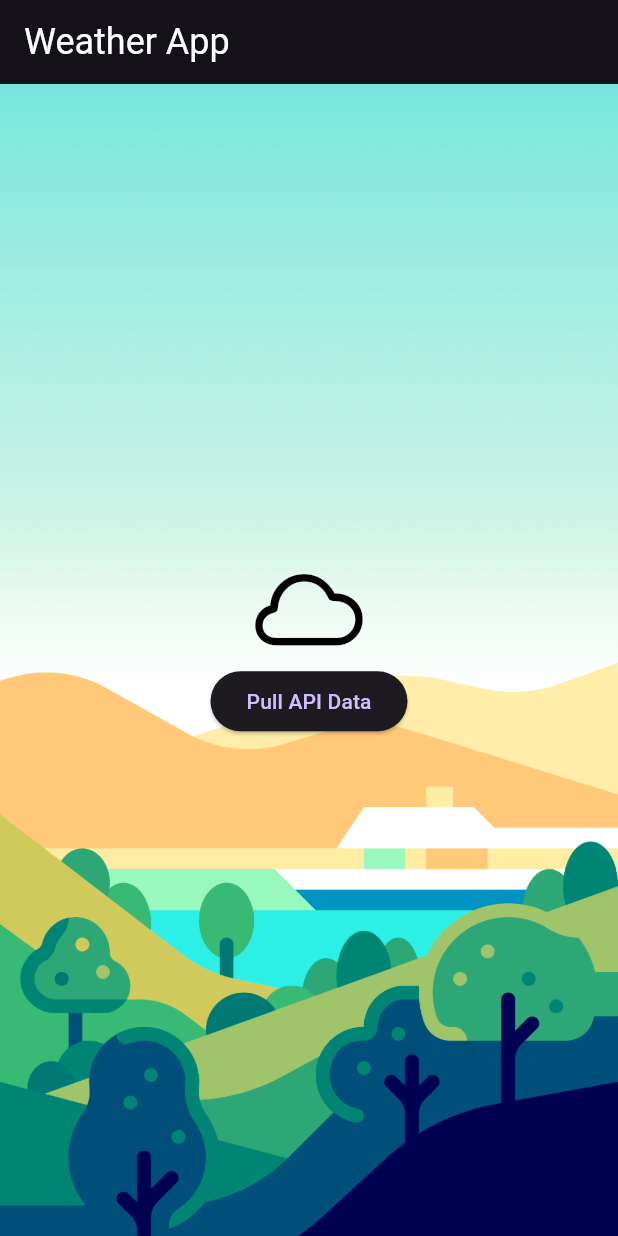
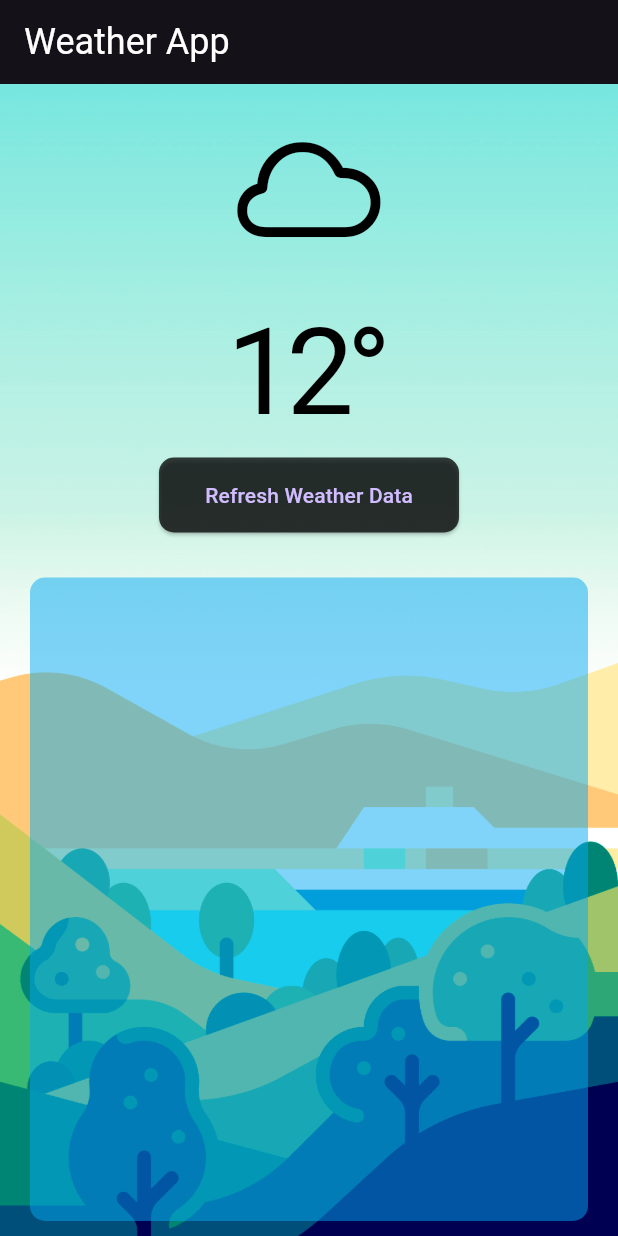
Before and after one commit to Karnan123/RainSense-Smart-Water-Management, a Flutter app: the screen it shows after launch, on a phone screen of 412 x 824 dp. Run offline on Flutter 3.47's test engine with Material 3 defaults, Android fonts, the phone set to English and light mode, and no system bars.

Commit message:
Updated Design. Creating a modern user friendly design

```diff
--- a/Weather_App_Dart/Weather_App_Dart_1/lib/main.dart
+++ b/Weather_App_Dart/Weather_App_Dart_1/lib/main.dart
@@ -114,25 +114,45 @@ class _MyHomePageState extends State<MyHomePage> {
 
 
         child: Column(
-          mainAxisAlignment: MainAxisAlignment.center,
-          children: <Widget>[
+          crossAxisAlignment: CrossAxisAlignment.stretch,
+          children: [
+            const SizedBox(height:20),
             Container(
               child: Icon(
                 CupertinoIcons.cloud,
                 color: Colors.black,
-                size: 75.0
+                size: 100.0
               ),
             ),
-            ElevatedButton(
+            const SizedBox(height:15),
+            Center(
+              child: Text(
+                '12°',
+                style: TextStyle(
+                  fontSize: 80,
+                  color: Colors.black,
+                  letterSpacing: -5,
+                ),
+              ),
+            ),
+            Center(
+              child: ElevatedButton(
                 onPressed: () {
                   collectWeatherData();
                 },
-              child: const Text('Pull API Data'),
+                style: ElevatedButton.styleFrom(
+                  fixedSize: const Size(200, 50),
+                  minimumSize: const Size(150, 50), // Minimum width and height
+                  backgroundColor: Colors.black.withOpacity(0.75), // Background color
+                  shape: RoundedRectangleBorder(
+                    borderRadius: BorderRadius.circular(10), // Rounded corners
                   ),
-            // const Text(
-            //   'You have pushed the button this many times:',
-            // ),
-            const SizedBox(height: 20),
+                ),
+                child: const Text(
+                  'Refresh Weather Data'
+                ),
+              ),
+            ),
             if (_isWaiting == true)
               const CircularProgressIndicator()
             else if (_response.isNotEmpty)
@@ -140,6 +160,19 @@ class _MyHomePageState extends State<MyHomePage> {
               'Response: $_response',
               style: const TextStyle(fontSize: 20),
             ),
+            const SizedBox(height:20),
+            Expanded(
+              child: Padding(
+                padding: const EdgeInsets.symmetric(horizontal: 20, vertical: 10),
+                child: Container(
+                  height: double.infinity,
+                  decoration: BoxDecoration(
+                    color: Colors.lightBlue.withOpacity(0.5),
+                    borderRadius: BorderRadius.circular(10),
+                  )
+                )
+              )
+            )
           ],
         ),
       )
```
Lines whose indentation alone changed are shown as unchanged.
